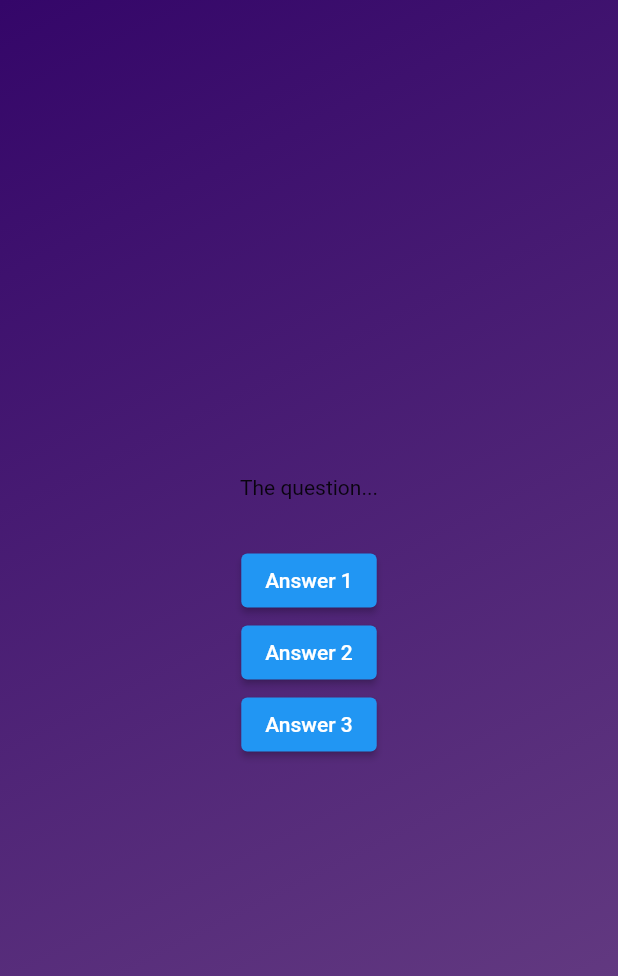
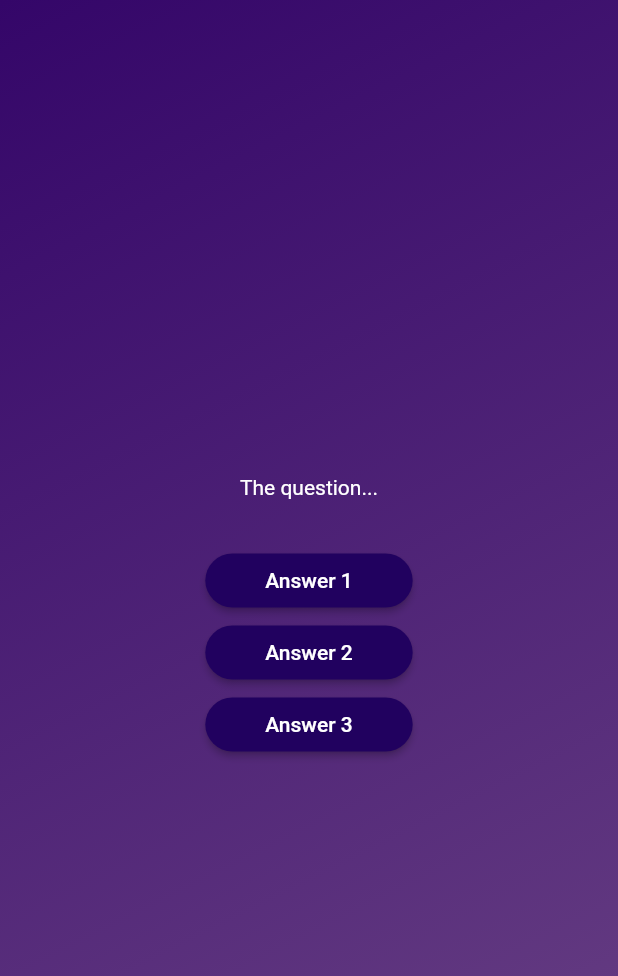
Before and after one commit to eunrain/flutter-adv, a Flutter app: the screen it shows after launch, after a tap on "Start Quiz", on a phone screen of 412 x 824 dp. Shown: the top 976 px of the screen. Run offline on Flutter 3.47's test engine with Material 2 defaults, Android fonts, the phone set to English and light mode, and no system bars.

Commit message:
feat : creating a reusable, custom styled button

```diff
--- /dev/null
+++ b/lib/answer_button.dart
@@ -0,0 +1,30 @@
+import 'package:flutter/material.dart';
+
+class AnswerButton extends StatelessWidget {
+  const AnswerButton({
+    super.key,
+    required this.answerText,
+    required this.onTap,
+  });
+
+  final String answerText;
+  final void Function() onTap;
+
+  @override
+  Widget build(BuildContext context) {
+    return ElevatedButton(
+      onPressed: onTap,
+      style: ElevatedButton.styleFrom(
+          padding: const EdgeInsets.symmetric(
+            vertical: 10,
+            horizontal: 40,
+          ),
+          backgroundColor: const Color.fromARGB(255, 33, 1, 95),
+          foregroundColor: Colors.white,
+          shape: RoundedRectangleBorder(
+            borderRadius: BorderRadius.circular(40),
+          )),
+      child: Text(answerText),
+    );
+  }
+}
--- a/lib/questions_screen.dart
+++ b/lib/questions_screen.dart
@@ -1,4 +1,5 @@
 import 'package:flutter/material.dart';
+import 'package:sec_app/answer_button.dart';
 
 class QuestionsScreen extends StatefulWidget {
   const QuestionsScreen({super.key});
@@ -18,21 +19,24 @@
       child: Column(
         mainAxisAlignment: MainAxisAlignment.center,
         children: [
-          const Text('The question...'),
+          const Text('The question...',
+              style: TextStyle(
+                color: Colors.white,
+              )),
           const SizedBox(
             height: 30,
           ),
-          ElevatedButton(
-            onPressed: () {},
-            child: const Text('Answer 1'),
+          AnswerButton(
+            answerText: 'Answer 1',
+            onTap: () {},
           ),
-          ElevatedButton(
-            onPressed: () {},
-            child: const Text('Answer 2'),
+          AnswerButton(
+            answerText: 'Answer 2',
+            onTap: () {},
           ),
-          ElevatedButton(
-            onPressed: () {},
-            child: const Text('Answer 3'),
+          AnswerButton(
+            answerText: 'Answer 3',
+            onTap: () {},
           ),
         ],
       ),
```
